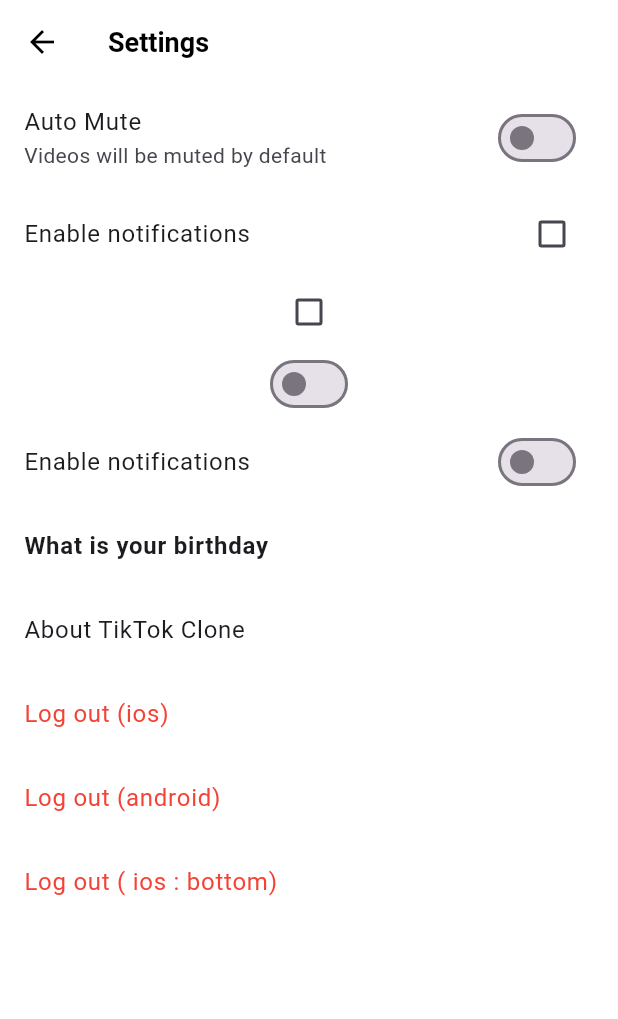
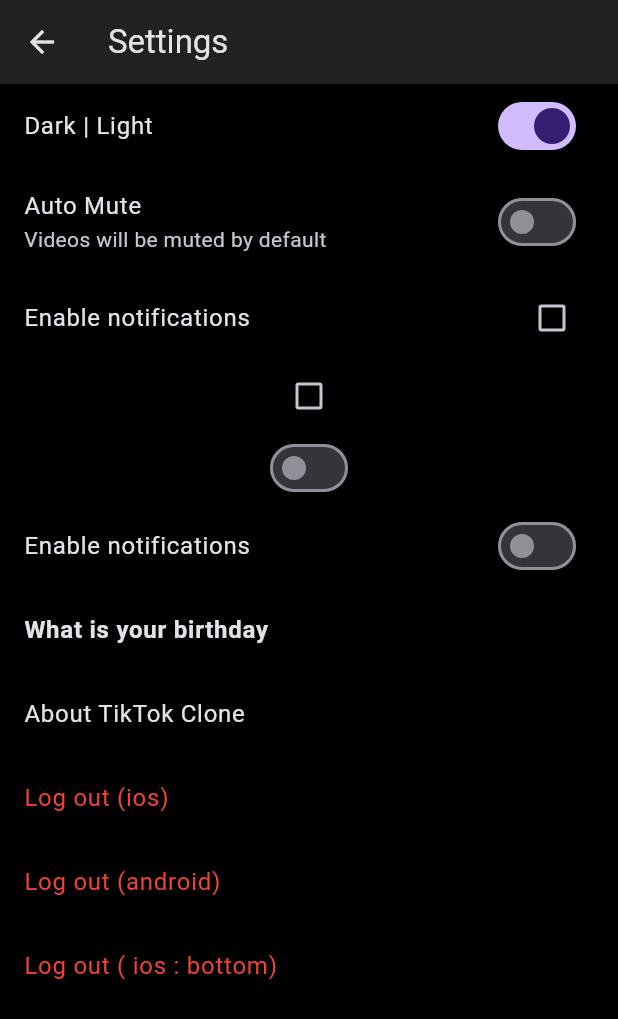
Before and after one commit to dantariun/tiktok_clone, a Flutter app: the SettingsScreen screen opened directly, on a phone screen of 412 x 824 dp. Shown: the top 1019 px of the screen. Run offline on Flutter 3.47's test engine with Material 3 defaults, Android fonts, the phone set to English and light mode, and no system bars; our stand-ins replace camera, font_awesome_flutter, gallery_saver, go_router, image_picker, permission_handler and 2 more; network calls fail.

Commit message:
valueNotifier_codeChallenge

```diff
--- a/lib/common/widget/video_configuration/video_config.dart
+++ b/lib/common/widget/video_configuration/video_config.dart
@@ -12,3 +12,5 @@ import 'package:flutter/material.dart';
 // final videoConfig = VideoConfig();
 
 final videoConfig = ValueNotifier(false);
+
+final darkLightConfig = ValueNotifier(ThemeMode.dark);
--- a/lib/features/settings/settings_screen.dart
+++ b/lib/features/settings/settings_screen.dart
@@ -32,6 +32,20 @@ class _SettingsScreenState extends State<SettingsScreen> {
         ),
         body: ListView(
           children: [
+            ValueListenableBuilder(
+              valueListenable: darkLightConfig,
+              builder: (context, value, child) => SwitchListTile.adaptive(
+                value: (value == ThemeMode.dark) ? true : false,
+                onChanged: (value) {
+                  if (darkLightConfig.value == ThemeMode.dark) {
+                    darkLightConfig.value = ThemeMode.light;
+                  } else {
+                    darkLightConfig.value = ThemeMode.dark;
+                  }
+                },
+                title: const Text("Dark | Light"),
+              ),
+            ),
             ValueListenableBuilder(
               valueListenable: videoConfig,
               builder: (context, value, child) => SwitchListTile.adaptive(
```
Also changed, not shown: lib/main.dart (+7 -2 lines).
